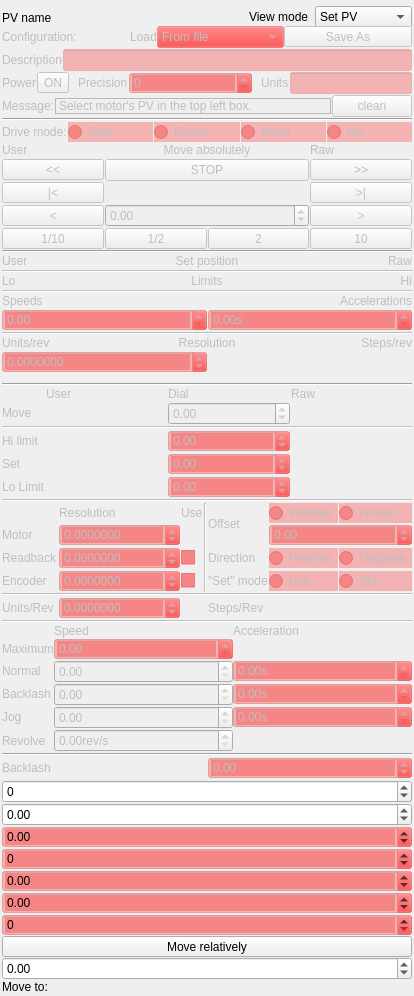
AustralianSynchrotron/motorcontrol, file qcamotorgui/qcamotorgui-setup.ui: the form before one commit.
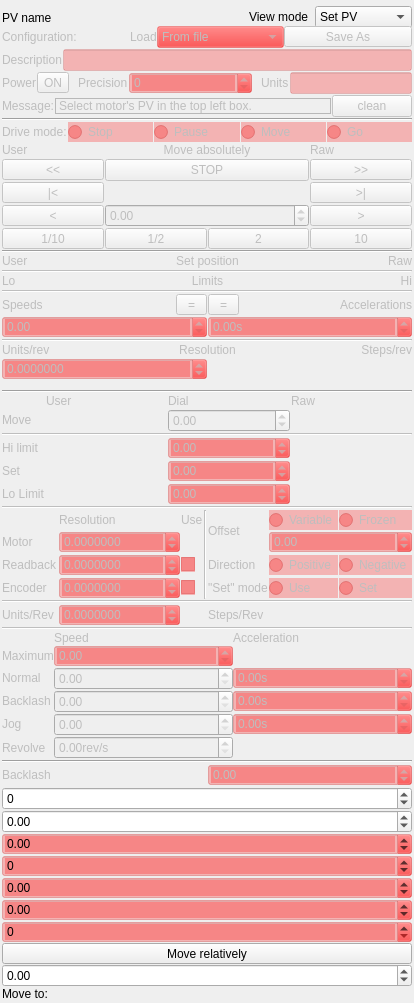
The form after the commit. Custom widgets are drawn as their Qt base class.

Commit message: deleted:    motorstack/ui_motorstack.h 	modified:   qcamotor/qcamotor.cpp 	modified:   qcamotor/qcamotor.h 	modified:   qcamotorgui/qcamotorgui-setup.ui 	modified:   qcamotorgui/qcamotorgui.cpp 	modified:   qcamotorgui/qcamotorgui.h 	deleted:    qcamotorgui/ui_qcamotorgui-pv.h 	deleted:    qcamotorgui/ui_qcamotorgui-relative.h 	deleted:    qcamotorgui/ui_qcamotorgui-setup.h 	deleted:    qcamotorgui/ui_qcamotorgui.h

What changed in the file:
```diff
--- a/qcamotorgui/qcamotorgui-setup.ui
+++ b/qcamotorgui/qcamotorgui-setup.ui
@@ -6,8 +6,8 @@
    <rect>
     <x>0</x>
     <y>0</y>
-    <width>642</width>
-    <height>1247</height>
+    <width>653</width>
+    <height>1256</height>
    </rect>
   </property>
   <property name="sizePolicy">
@@ -1194,8 +1194,14 @@
         </property>
        </widget>
       </item>
-      <item row="6" column="0" colspan="2">
+      <item row="6" column="0">
        <widget class="QLabel" name="label_18">
+        <property name="sizePolicy">
+         <sizepolicy hsizetype="MinimumExpanding" vsizetype="Preferred">
+          <horstretch>0</horstretch>
+          <verstretch>0</verstretch>
+         </sizepolicy>
+        </property>
         <property name="text">
          <string>Speeds</string>
         </property>
@@ -1203,6 +1209,12 @@
       </item>
       <item row="6" column="3">
        <widget class="QLabel" name="label_45">
+        <property name="sizePolicy">
+         <sizepolicy hsizetype="MinimumExpanding" vsizetype="Preferred">
+          <horstretch>0</horstretch>
+          <verstretch>0</verstretch>
+         </sizepolicy>
+        </property>
         <property name="text">
          <string>Accelerations</string>
         </property>
@@ -1326,6 +1338,38 @@
         </layout>
        </widget>
       </item>
+      <item row="6" column="2">
+       <widget class="QToolButton" name="equalizeAccelerations">
+        <property name="sizePolicy">
+         <sizepolicy hsizetype="Minimum" vsizetype="Fixed">
+          <horstretch>0</horstretch>
+          <verstretch>0</verstretch>
+         </sizepolicy>
+        </property>
+        <property name="toolTip">
+         <string>Set all accelerations to displayed.</string>
+        </property>
+        <property name="text">
+         <string>=</string>
+        </property>
+       </widget>
+      </item>
+      <item row="6" column="1">
+       <widget class="QToolButton" name="equalizeSpeeds">
+        <property name="sizePolicy">
+         <sizepolicy hsizetype="Minimum" vsizetype="Fixed">
+          <horstretch>0</horstretch>
+          <verstretch>0</verstretch>
+         </sizepolicy>
+        </property>
+        <property name="toolTip">
+         <string>Set all speeds to displayed.</string>
+        </property>
+        <property name="text">
+         <string>=</string>
+        </property>
+       </widget>
+      </item>
      </layout>
     </widget>
    </item>
```
Left out of the diff: 2 changed lines with no effect on the pictures. The commit also changes 9 other files.
